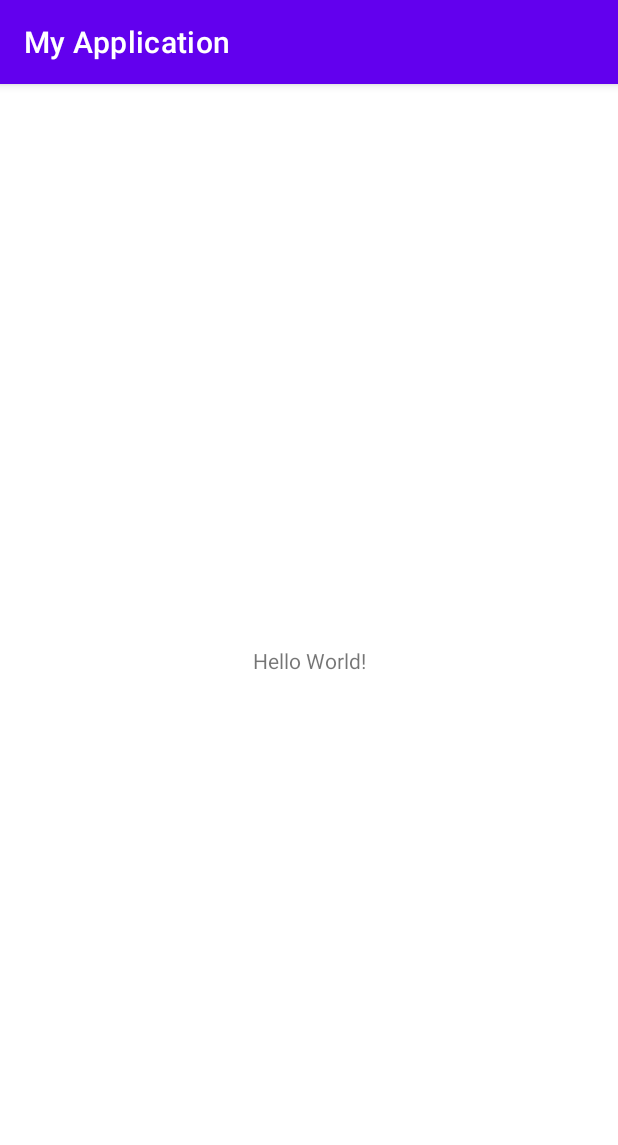
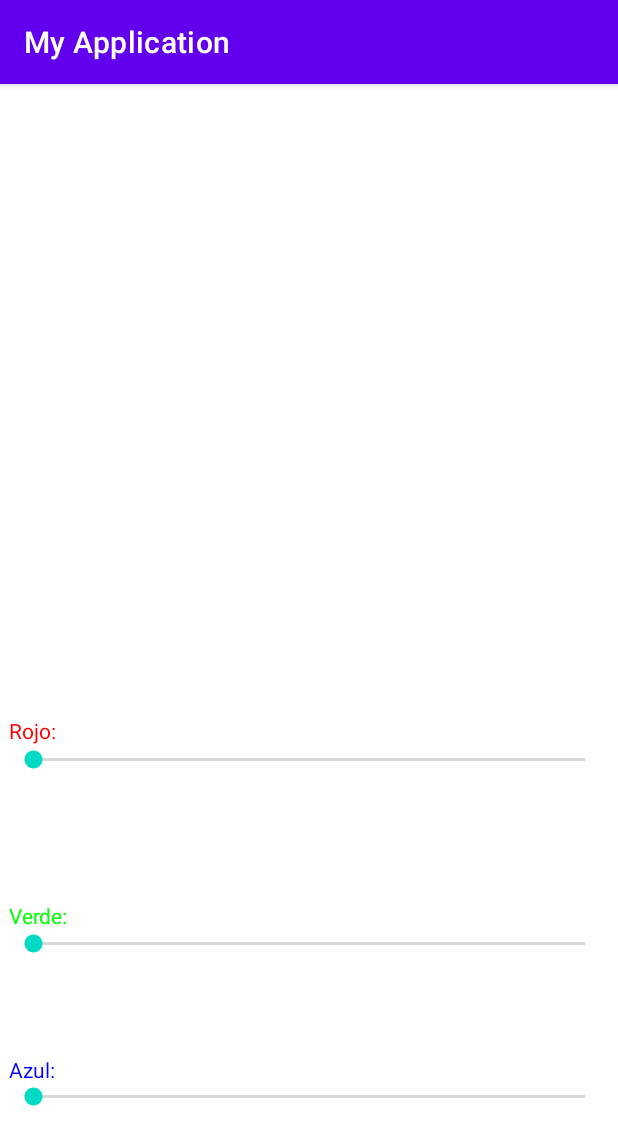
Before and after one commit to pgarman608/PMDM, an Android app: the screen it shows after launch (MainActivity), on a phone screen of 412 x 824 dp. Shown: the top 1145 px of the screen. Run offline under Robolectric (Android 15) with nearby library versions, the phone set to English and light mode, and no system bars.

Commit message:
Mitad del ejercicio

```diff
--- a/Tema1/app/src/main/java/com/example/myapplication/MainActivity.java
+++ b/Tema1/app/src/main/java/com/example/myapplication/MainActivity.java
@@ -3,6 +3,8 @@ package com.example.myapplication;
 import androidx.appcompat.app.AppCompatActivity;
 
 import android.os.Bundle;
+import android.widget.SeekBar;
+import android.widget.TextView;
 
 public class MainActivity extends AppCompatActivity {
 
@@ -10,5 +12,15 @@ public class MainActivity extends AppCompatActivity {
     protected void onCreate(Bundle savedInstanceState) {
         super.onCreate(savedInstanceState);
         setContentView(R.layout.activity_main);
+
+        TextView cColor = (TextView) findViewById(R.id.tvChangeColor);
+        TextView tvRed = (TextView) findViewById(R.id.tvRed);
+        TextView tvGreen = (TextView) findViewById(R.id.tvGreen);
+        TextView tvBlue = (TextView) findViewById(R.id.tvBlue);
+
+        SeekBar sbRed = (SeekBar) findViewById(R.id.sbRed);
+        SeekBar sbGreen = (SeekBar) findViewById(R.id.sbGreen);
+        SeekBar sbBlue = (SeekBar) findViewById(R.id.sbBlue);
+
     }
 }
--- a/Tema1/app/src/main/res/layout/activity_main.xml
+++ b/Tema1/app/src/main/res/layout/activity_main.xml
@@ -7,12 +7,97 @@
     tools:context=".MainActivity">
 
     <TextView
-        android:layout_width="wrap_content"
+        android:id="@+id/tvChangeColor"
+        android:layout_width="0dp"
+        android:layout_height="0dp"
+        android:layout_marginLeft="6dp"
+        android:layout_marginTop="6dp"
+        android:layout_marginRight="6dp"
+        android:layout_marginBottom="75dp"
+        android:text=""
+        app:layout_constraintBottom_toTopOf="@+id/tvRed"
+        app:layout_constraintEnd_toEndOf="parent"
+        app:layout_constraintHorizontal_bias="1.0"
+        app:layout_constraintStart_toStartOf="parent"
+        app:layout_constraintTop_toTopOf="parent"
+        app:layout_constraintVertical_bias="0.0" />
+
+    <SeekBar
+        android:id="@+id/sbRed"
+        android:layout_width="0dp"
         android:layout_height="wrap_content"
-        android:text="Hello World!"
+        android:layout_marginLeft="6dp"
+        android:layout_marginRight="6dp"
+        android:layout_marginBottom="210dp"
+        android:min="0"
+        android:max="255"
+        app:layout_constraintBottom_toBottomOf="parent"
+        app:layout_constraintEnd_toEndOf="parent"
+        app:layout_constraintHorizontal_bias="0.0"
+        app:layout_constraintStart_toStartOf="parent"
+        app:layout_constraintTop_toBottomOf="@+id/tvChangeColor"
+        app:layout_constraintVertical_bias="0.49" />
+
+    <SeekBar
+        android:id="@+id/sbGreen"
+        android:layout_width="0dp"
+        android:layout_height="wrap_content"
+        android:layout_marginLeft="6dp"
+        android:layout_marginRight="6dp"
+        android:layout_marginBottom="105dp"
+        android:min="0"
+        android:max="255"
+        app:layout_constraintBottom_toBottomOf="parent"
+        app:layout_constraintEnd_toEndOf="parent"
+        app:layout_constraintHorizontal_bias="1.0"
+        app:layout_constraintStart_toStartOf="parent"
+        app:layout_constraintTop_toBottomOf="@+id/sbRed"
+        app:layout_constraintVertical_bias="0.565" />
+
+    <SeekBar
+        android:id="@+id/sbBlue"
+        android:layout_width="0dp"
+        android:layout_height="wrap_content"
+        android:layout_marginLeft="6dp"
+        android:layout_marginRight="6dp"
+        android:min="0"
+        android:max="255"
         app:layout_constraintBottom_toBottomOf="parent"
         app:layout_constraintEnd_toEndOf="parent"
         app:layout_constraintStart_toStartOf="parent"
-        app:layout_constraintTop_toTopOf="parent" />
+        app:layout_constraintTop_toBottomOf="@+id/sbGreen" />
+
+    <TextView
+        android:id="@+id/tvRed"
+        android:layout_width="wrap_content"
+        android:layout_height="wrap_content"
+        android:layout_marginBottom="104dp"
+        android:text="Rojo:"
+        android:textColor="#FF0000"
+        app:layout_constraintBottom_toTopOf="@+id/tvGreen"
+        app:layout_constraintStart_toStartOf="@+id/sbRed"
+        app:layout_constraintTop_toBottomOf="@+id/tvChangeColor" />
+
+    <TextView
+        android:id="@+id/tvGreen"
+        android:layout_width="wrap_content"
+        android:layout_height="wrap_content"
+        android:layout_marginBottom="83dp"
+        android:text="Verde:"
+        android:textColor="#00FF00"
+        app:layout_constraintBottom_toTopOf="@+id/tvBlue"
+        app:layout_constraintStart_toStartOf="@+id/sbGreen"
+        app:layout_constraintTop_toBottomOf="@+id/tvRed" />
+
+    <TextView
+        android:id="@+id/tvBlue"
+        android:layout_width="wrap_content"
+        android:layout_height="wrap_content"
+        android:layout_marginBottom="101dp"
+        android:text="Azul:"
+        android:textColor="#0000FF"
+        app:layout_constraintBottom_toBottomOf="parent"
+        app:layout_constraintStart_toStartOf="@+id/sbBlue"
+        app:layout_constraintTop_toBottomOf="@+id/tvGreen" />
 
 </androidx.constraintlayout.widget.ConstraintLayout>
```
